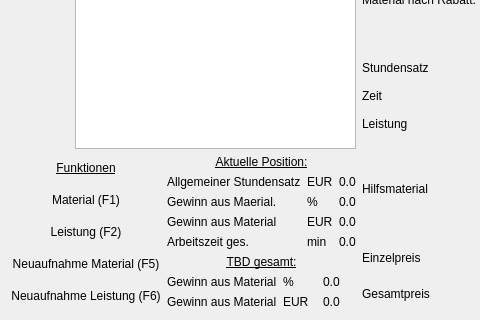
Above: form/general_content.ui from romanweissflog/FAKT before the change; both pictures show x 0 to 480 and y 268 to 588 of the 875 by 588 pixel window. Below: the same form after it.
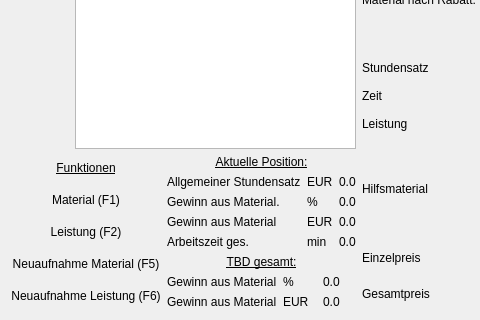
That is the form after the change. Custom widgets are drawn as their Qt base class.

Diff of the .ui file:
```diff
--- a/form/general_content.ui
+++ b/form/general_content.ui
@@ -265,7 +265,7 @@
            <item row="1" column="0">
             <widget class="QLabel" name="label_10">
              <property name="text">
-              <string>Gewinn aus Maerial.</string>
+              <string>Gewinn aus Material.</string>
              </property>
             </widget>
            </item>
```
